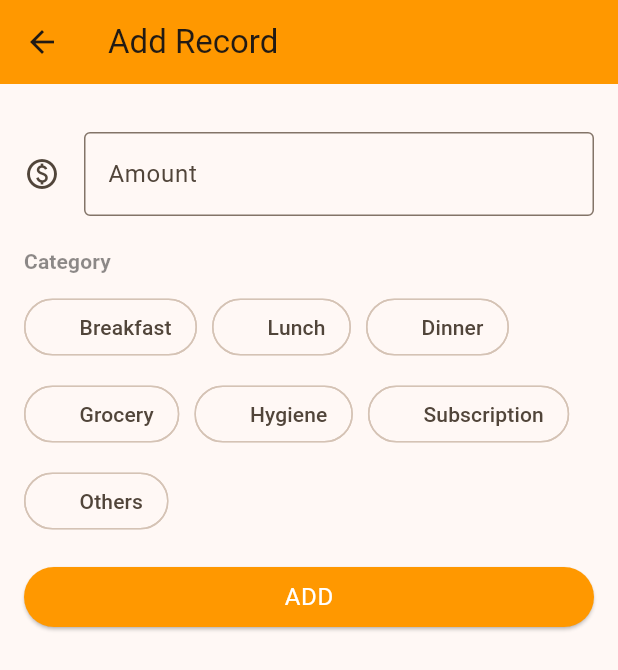
After one commit to aidilrx04/duitgone2, a Flutter app: the AddRecord screen opened directly, on a phone screen of 412 x 824 dp. The commit adds this screen. Shown: the top 670 px of the screen. Run offline on Flutter 3.47's test engine with Material 3 defaults, Android fonts, the phone set to English and light mode, and no system bars; our stand-ins replace fl_chart.

Commit message:
feat: add add_record screen (#1)
* add category model

* add add_record widget screen

* refactor: move categories to be a state

* Navigate to add_record page when fab is clicked

---------

Co-authored-by: aidilrx04 <mrcrayv14@gmail.com>

```diff
--- /dev/null
+++ b/lib/models/category.dart
@@ -0,0 +1,18 @@
+class Category {
+  final String label;
+  final String? icon;
+
+  Category({required this.label, this.icon});
+
+  static List<Category> generateMockData() {
+    return <Category>[
+      Category(label: "Breakfast"),
+      Category(label: "Lunch"),
+      Category(label: "Dinner"),
+      Category(label: "Grocery"),
+      Category(label: "Hygiene"),
+      Category(label: "Subscription"),
+      Category(label: "Others"),
+    ];
+  }
+}
--- a/lib/models/money.dart
+++ b/lib/models/money.dart
@@ -1,8 +1,10 @@
 import 'dart:math';
+
+import 'package:duitgone2/models/category.dart';
 
 class Money {
   final double amount;
-  final String category;
+  final Category category;
   final DateTime date;
 
   const Money({
@@ -14,15 +16,7 @@ class Money {
   static List<Money> generateMockData({double total = 10}) {
     final random = Random();
 
-    const categories = [
-      "Breakfast",
-      "Lunch",
-      "Dinner",
-      "Grocery",
-      "Hygiene",
-      "Subscription",
-      "Others"
-    ];
+    final categories = Category.generateMockData();
 
     const min = -25.0;
     const max = 25.0;
--- /dev/null
+++ b/lib/screens/add_record/add_record.dart
@@ -0,0 +1,108 @@
+import 'package:duitgone2/models/category.dart';
+import 'package:flutter/material.dart';
+
+class AddRecord extends StatefulWidget {
+  const AddRecord({super.key});
+
+  @override
+  State<AddRecord> createState() => _AddRecordState();
+}
+
+class _AddRecordState extends State<AddRecord> {
+  Category? selectedCat;
+
+  late List<Category> categories;
+
+  @override
+  void initState() {
+    super.initState();
+
+    categories = Category.generateMockData();
+  }
+
+  @override
+  Widget build(BuildContext context) {
+    return Scaffold(
+      appBar: AppBar(
+        title: Text("Add Record"),
+      ),
+      body: Padding(
+        padding: EdgeInsets.symmetric(
+          vertical: 32,
+          horizontal: 16,
+        ),
+        child: Column(
+          crossAxisAlignment: CrossAxisAlignment.start,
+          children: [
+            TextField(
+              controller: TextEditingController(),
+              decoration: InputDecoration(
+                border: OutlineInputBorder(),
+                label: Text("Amount"),
+                icon: Icon(Icons.paid_outlined),
+              ),
+            ),
+            SizedBox(
+              height: 20,
+            ),
+            Text(
+              "Category",
+              style: Theme.of(context).textTheme.titleSmall!.copyWith(
+                    fontWeight: FontWeight.w600,
+                    color: Colors.black45,
+                  ),
+            ),
+            SizedBox(
+              height: 10,
+            ),
+            Wrap(
+              spacing: 10,
+              runSpacing: 10,
+              alignment: WrapAlignment.start,
+              children: [
+                for (final category in categories)
+                  ChoiceChip(
+                    label: Text(category.label),
+                    avatar: Text(""),
+                    shape: RoundedRectangleBorder(
+                      borderRadius: BorderRadius.all(
+                        Radius.circular(9999),
+                      ),
+                    ),
+                    selected: category.label == selectedCat?.label,
+                    onSelected: (selected) {
+                      if (selected) {
+                        setState(() {
+                          selectedCat = category;
+                        });
+                      }
+                    },
+                  ),
+              ],
+            ),
+            SizedBox(
+              height: 20,
+            ),
+            SizedBox(
+              width: double.infinity,
+              height: 40,
+              child: ElevatedButton(
+                onPressed: () {},
+                child: Text(
+                  "ADD",
+                  style: Theme.of(context)
+                      .textTheme
+                      .bodyLarge!
+                      .copyWith(color: Colors.white),
+                ),
+                style: ElevatedButton.styleFrom(
+                  backgroundColor: Colors.orange,
+                ),
+              ),
+            ),
+          ],
+        ),
+      ),
+    );
+  }
+}
--- a/lib/screens/home/home.dart
+++ b/lib/screens/home/home.dart
@@ -2,6 +2,7 @@ import 'dart:math';
 
 import 'package:duitgone2/models/money.dart';
 import 'package:duitgone2/screens/about/about.dart';
+import 'package:duitgone2/screens/add_record/add_record.dart';
 import 'package:duitgone2/screens/home/money_list.dart';
 import 'package:fl_chart/fl_chart.dart';
 import 'package:flutter/material.dart';
@@ -19,7 +20,10 @@ class Home extends StatelessWidget {
       appBar: _createAppBar(context),
       drawer: _createDrawer(),
       floatingActionButton: FloatingActionButton(
-        onPressed: () {},
+        onPressed: () {
+          Navigator.of(context)
+              .push(MaterialPageRoute(builder: (context) => AddRecord()));
+        },
         child: Icon(
           Icons.add,
           size: 32,
@@ -151,7 +155,7 @@ class Home extends StatelessWidget {
     return moneys.map((money) {
       return PieChartSectionData(
         value: money.amount.abs(),
-        title: money.category,
+        title: money.category.label,
         titlePositionPercentageOffset: 1,
         color: colors[Random().nextInt(colors.length)],
         radius: 100,
--- a/lib/screens/home/money_list.dart
+++ b/lib/screens/home/money_list.dart
@@ -19,7 +19,7 @@ class MoneyList extends StatelessWidget {
           for (final money in moneys)
             ListTile(
               title: Text(
-                money.category,
+                money.category.label,
               ),
               subtitle: Text(
                 DateFormat("hh:mm a").format(money.date),
```
